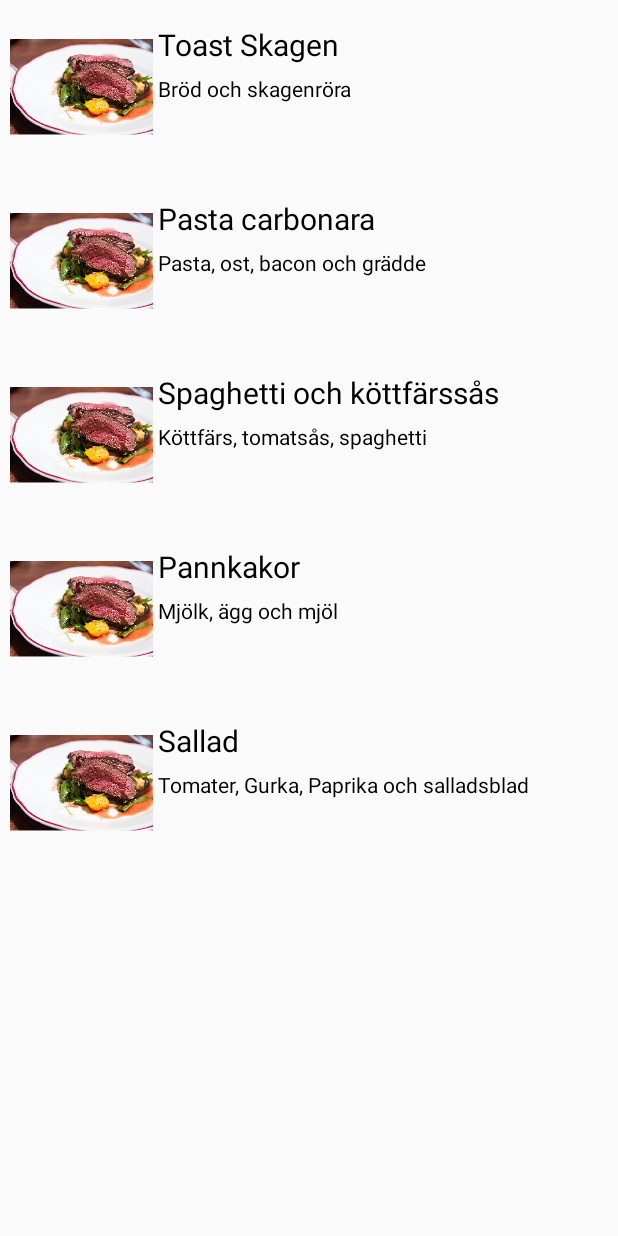
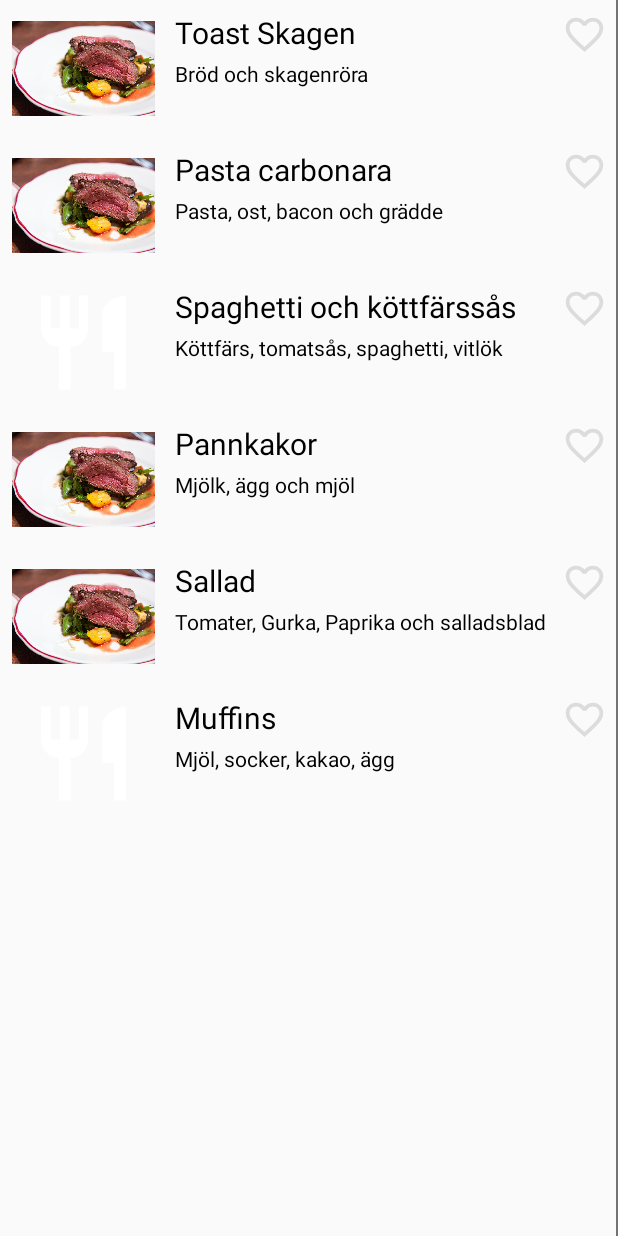
Before and after one commit to sara-sall/ReceptApp, an Android app: the RecepieListActivity screen opened directly, with no data from a screen before it, on a phone screen of 412 x 824 dp. Run offline under Robolectric (Android 15) with nearby library versions, the phone set to English and light mode, and no system bars; 2 statements that could not run were skipped.

Commit message:
just an update

```diff
--- a/app/build.gradle
+++ b/app/build.gradle
@@ -29,5 +29,6 @@ dependencies {
     androidTestImplementation 'com.android.support.test.espresso:espresso-core:3.0.2'
     implementation 'com.android.support:design:28.0.0'
     implementation 'com.android.support:recyclerview-v7:28.0.0'
+    implementation 'com.android.support:cardview-v7:28.0.0'
 
 }
--- a/app/src/main/java/com/example/receptapp/RecepieListActivity.java
+++ b/app/src/main/java/com/example/receptapp/RecepieListActivity.java
@@ -2,6 +2,7 @@ package com.example.receptapp;
 
 import android.support.v7.app.AppCompatActivity;
 import android.os.Bundle;
+import android.support.v7.widget.DividerItemDecoration;
 import android.support.v7.widget.LinearLayoutManager;
 import android.support.v7.widget.RecyclerView;
 
@@ -11,27 +12,37 @@ public class RecepieListActivity extends AppCompatActivity {
     private RecyclerView recyclerView;
     private RecyclerView.LayoutManager layoutManager;
     private RecepieListAdapter adapter;
+    private DividerItemDecoration itemDecoration;
+    private ArrayList<Recept> receptLista;
 
     @Override
     protected void onCreate(Bundle savedInstanceState) {
         super.onCreate(savedInstanceState);
         setContentView(R.layout.activity_recepie_list);
 
-        ArrayList<Recept> receptLista;
 
         receptLista = new ArrayList<Recept>();
         receptLista.add(new Recept("Toast Skagen", "Bröd och skagenröra", R.drawable.beef_liten));
         receptLista.add(new Recept("Pasta carbonara", "Pasta, ost, bacon och grädde", R.drawable.beef_liten));
-        receptLista.add(new Recept("Spaghetti och köttfärssås", "Köttfärs, tomatsås, spaghetti", R.drawable.beef_liten));
+        receptLista.add(new Recept("Spaghetti och köttfärssås", "Köttfärs, tomatsås, spaghetti, vitlök"));
         receptLista.add(new Recept("Pannkakor", "Mjölk, ägg och mjöl", R.drawable.beef_liten));
         receptLista.add(new Recept("Sallad", "Tomater, Gurka, Paprika och salladsblad", R.drawable.beef_liten));
-
+        receptLista.add(new Recept("Muffins", "Mjöl, socker, kakao, ägg"));
 
         recyclerView = (RecyclerView) findViewById(R.id.recyclerViewID);
+        recyclerView.setHasFixedSize(true);
         layoutManager = new LinearLayoutManager(this);
         recyclerView.setLayoutManager(layoutManager);
 
+        //TODO - Make item decoration work
+        itemDecoration = new DividerItemDecoration(this, DividerItemDecoration.HORIZONTAL );
+        recyclerView.addItemDecoration(itemDecoration);
+
+
         adapter = new RecepieListAdapter(receptLista);
         recyclerView.setAdapter(adapter);
+       // adapter.notifyDataSetChanged();
+
+
     }
 }
--- a/app/src/main/java/com/example/receptapp/RecepieListAdapter.java
+++ b/app/src/main/java/com/example/receptapp/RecepieListAdapter.java
@@ -6,6 +6,7 @@ import android.support.v7.widget.RecyclerView;
 import android.view.LayoutInflater;
 import android.view.View;
 import android.view.ViewGroup;
+import android.widget.Button;
 import android.widget.ImageView;
 import android.widget.TextView;
 
@@ -18,20 +19,27 @@ public class RecepieListAdapter extends RecyclerView.Adapter {
         public TextView textView;
         public TextView textView2;
         public ImageView imageView;
+        public ImageView favoriteButton;
+       // public Button favoriteButton
         public RecepieViewHolder(@NonNull View itemView) {
 
             super(itemView);
             textView = itemView.findViewById(R.id.recepieSquareTitle);
             textView2 = itemView.findViewById(R.id.recepieSquareDesc);
             imageView = itemView.findViewById(R.id.recepieSquareImage);
+            favoriteButton = itemView.findViewById(R.id.favoriteButton);
+            //Button = itemView.findViewById((R.id.favoriteButton));
 
         }
+
+
     }
 
     public RecepieListAdapter(List<Recept> recepieList) {
         this.recepieList = recepieList;
 
     }
+
 
     @NonNull
     @Override
@@ -48,6 +56,9 @@ public class RecepieListAdapter extends RecyclerView.Adapter {
         vh.textView.setText(recepieList.get(i).getTitle());
         vh.textView2.setText(recepieList.get(i).getDescription());
         vh.imageView.setImageResource(recepieList.get(i).getImage());
+        vh.favoriteButton.setImageResource(recepieList.get(i).getFavoriteImage());
+        //vh.favoriteButton.setBackground(R.drawable.ic_favorite_border_black_24dp);
+
 
 
     }
--- a/app/src/main/java/com/example/receptapp/Recept.java
+++ b/app/src/main/java/com/example/receptapp/Recept.java
@@ -1,15 +1,27 @@
 package com.example.receptapp;
+
+import android.support.annotation.DrawableRes;
 
 public class Recept {
     String title;
     String description;
     int image;
+    int favoriteImage;
+
+
 
 
     public Recept(String title, String description, int image) {
         this.title = title;
         this.description = description;
         this.image = image;
+        this.favoriteImage = R.drawable.ic_favorite_border_black_24dp;
+    }
+    public Recept(String title, String description) {
+        this.title = title;
+        this.description = description;
+        this.image = R.drawable.ic_restaurant_white_24dp;
+        this.favoriteImage = R.drawable.ic_favorite_border_black_24dp;
     }
 
     public int getImage(){
@@ -31,4 +43,12 @@ public class Recept {
     public void setDescription(String description) {
         this.description = description;
     }
+    public int getFavoriteImage() {
+        return favoriteImage;
+    }
+
+    public void setFavoriteImage(int favoriteImage) {
+        this.favoriteImage = favoriteImage;
+    }
+
 }
--- /dev/null
+++ b/app/src/main/res/drawable/ic_favorite_border_black_24dp.xml
@@ -0,0 +1,5 @@
+<vector android:height="24dp" android:tint="@color/dark_gray"
+    android:viewportHeight="24.0" android:viewportWidth="24.0"
+    android:width="24dp" xmlns:android="http://schemas.android.com/apk/res/android">
+    <path android:fillColor="#FF000000" android:pathData="M16.5,3c-1.74,0 -3.41,0.81 -4.5,2.09C10.91,3.81 9.24,3 7.5,3 4.42,3 2,5.42 2,8.5c0,3.78 3.4,6.86 8.55,11.54L12,21.35l1.45,-1.32C18.6,15.36 22,12.28 22,8.5 22,5.42 19.58,3 16.5,3zM12.1,18.55l-0.1,0.1 -0.1,-0.1C7.14,14.24 4,11.39 4,8.5 4,6.5 5.5,5 7.5,5c1.54,0 3.04,0.99 3.57,2.36h1.87C13.46,5.99 14.96,5 16.5,5c2,0 3.5,1.5 3.5,3.5 0,2.89 -3.14,5.74 -7.9,10.05z"/>
+</vector>
--- a/app/src/main/res/layout/recepie_square.xml
+++ b/app/src/main/res/layout/recepie_square.xml
@@ -1,48 +1,18 @@
 <?xml version="1.0" encoding="utf-8"?>
-<android.support.constraint.ConstraintLayout xmlns:android="http://schemas.android.com/apk/res/android"
+<RelativeLayout xmlns:android="http://schemas.android.com/apk/res/android"
     xmlns:app="http://schemas.android.com/apk/res-auto"
     xmlns:tools="http://schemas.android.com/tools"
     android:layout_width="match_parent"
-        android:layout_height="100dp"
+    android:layout_height="75dp"
     android:layout_marginTop="8dp"
-        android:layout_marginBottom="8dp"
-        app:layout_constraintBottom_toBottomOf="parent"
-        app:layout_constraintTop_toTopOf="parent">
+    android:layout_marginBottom="8dp">
 
-    <TextView
-        android:id="@+id/recepieSquareTitle"
-        android:layout_width="wrap_content"
-        android:layout_height="wrap_content"
-        android:layout_marginStart="105dp"
-        android:layout_marginTop="8dp"
-        android:layout_marginEnd="8dp"
-        android:layout_marginBottom="8dp"
-        android:text="TextView"
-        android:textColor="@android:color/black"
-        android:textSize="20sp"
-        app:layout_constraintBottom_toBottomOf="parent"
-        app:layout_constraintEnd_toEndOf="parent"
-        app:layout_constraintHorizontal_bias="0.0"
-        app:layout_constraintStart_toStartOf="parent"
-        app:layout_constraintTop_toTopOf="parent"
-        app:layout_constraintVertical_bias="0.0" />
-
-    <TextView
-        android:id="@+id/recepieSquareDesc"
-        android:layout_width="wrap_content"
-        android:layout_height="wrap_content"
-        android:layout_marginStart="105dp"
-        android:layout_marginTop="4dp"
-        android:layout_marginEnd="8dp"
-        android:layout_marginBottom="24dp"
-        android:text="TextView"
-        android:textColor="@android:color/black"
-        app:layout_constraintBottom_toBottomOf="parent"
-        app:layout_constraintEnd_toEndOf="parent"
-        app:layout_constraintHorizontal_bias="0.0"
-        app:layout_constraintStart_toStartOf="parent"
-        app:layout_constraintTop_toBottomOf="@+id/recepieSquareTitle"
-        app:layout_constraintVertical_bias="0.111" />
+    <LinearLayout
+        android:id="@+id/linearLSquareID"
+        android:layout_width="match_parent"
+        android:layout_height="match_parent"
+        android:orientation="horizontal"
+        android:paddingRight="40dp">
 
         <ImageView
             android:id="@+id/recepieSquareImage"
@@ -57,5 +27,40 @@
             app:layout_constraintTop_toTopOf="parent"
             app:layout_constraintVertical_bias="0.31" />
 
+        <LinearLayout
+            android:layout_width="match_parent"
+            android:layout_height="match_parent"
+            android:orientation="vertical">
 
-</android.support.constraint.ConstraintLayout>
+            <TextView
+                android:id="@+id/recepieSquareTitle"
+                android:layout_width="wrap_content"
+                android:layout_height="wrap_content"
+                android:layout_marginStart="5dp"
+                android:text="TextView"
+                android:textColor="@android:color/black"
+                android:textSize="20sp" />
+
+            <TextView
+                android:id="@+id/recepieSquareDesc"
+                android:layout_width="wrap_content"
+                android:layout_height="wrap_content"
+                android:layout_marginStart="5dp"
+                android:layout_marginTop="4dp"
+                android:text="TextView"
+                android:textColor="@android:color/black" />
+
+        </LinearLayout>
+
+
+    </LinearLayout>
+
+    <ImageView
+        android:id="@+id/favoriteButtonID"
+        android:layout_width="30dp"
+        android:layout_height="30dp"
+        android:layout_alignEnd="@+id/linearLSquareID"
+        android:layout_marginEnd="6dp"
+        app:srcCompat="@drawable/ic_favorite_border_black_24dp"/>
+
+</RelativeLayout>
--- a/app/src/main/res/values/colors.xml
+++ b/app/src/main/res/values/colors.xml
@@ -4,4 +4,5 @@
     <color name="colorPrimaryDark">#9B001D</color>
     <color name="colorAccent">#FF636F</color>
     <color name="colorOnPrimary">#FFFFFF</color>
+    <color name="dark_gray">#1F000000</color>
 </resources>
--- a/app/src/main/res/values/strings.xml
+++ b/app/src/main/res/values/strings.xml
@@ -6,7 +6,4 @@
     <string name="addMeny">Lägg till</string>
     <string name="profileMeny">Profil</string>
     <string name="header">Header</string>
-
-    <!-- TODO: Remove or change this placeholder text -->
-    <string name="hello_blank_fragment">Hello blank fragment</string>
 </resources>
```
Also changed, not shown: app/src/main/java/com/example/receptapp/DividerItemDecoration.java (added, +36 -0 lines), app/src/main/java/com/example/receptapp/RecepieListFragmentActivity.java (+13 -5 lines), app/src/main/res/drawable/line_divider.xml (added, +11 -0 lines). Lines whose indentation alone changed are shown as unchanged.
